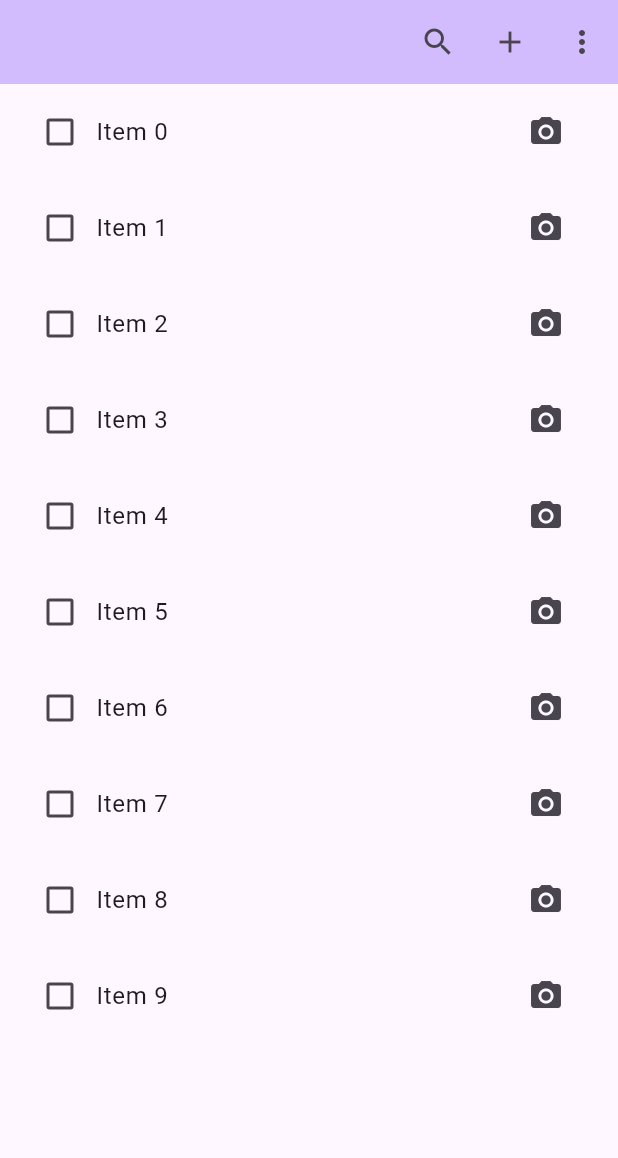
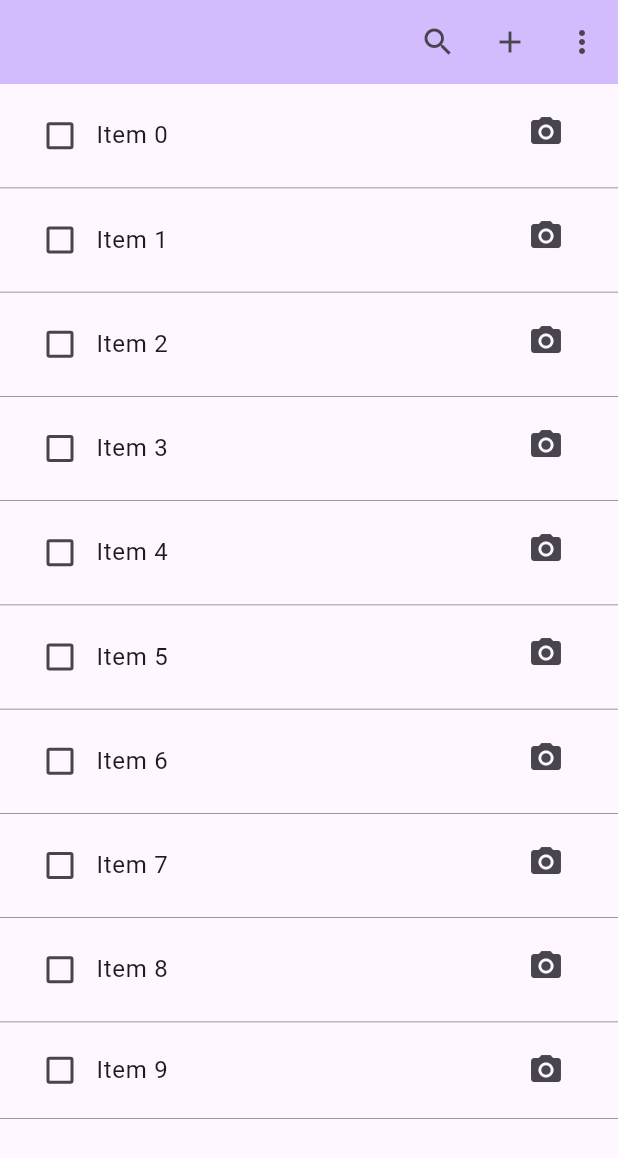
Before and after one commit to neytro/Neytrodev, a Flutter app: the screen it shows after launch, on a phone screen of 412 x 824 dp. Shown: the top 1158 px of the screen. Run offline on Flutter 3.47's test engine with Material 3 defaults, Android fonts, the phone set to English and light mode, and no system bars.

Commit message:
add dragable

```diff
--- a/corblist/lib/main.dart
+++ b/corblist/lib/main.dart
@@ -94,7 +94,13 @@ class _MyHomePageState extends State<MyHomePage> {
   int _counter = 0;
   List<Item> items = List.generate(10, (index) => Item(checked: false, text: 'Item $index'),
   );
-
+  Widget _buildItem({required int index, required bool isBeingDragged}) {
+    return ListTile(
+      key: ValueKey(items[index]),
+      title: Text(items[index].text),
+      tileColor: isBeingDragged ? Colors.lightBlue : Colors.white,
+    );
+  }
   void _incrementCounter() {
     setState(() {
       // This call to setState tells the Flutter framework that something has
@@ -154,13 +160,26 @@ class _MyHomePageState extends State<MyHomePage> {
             if (newIndex > oldIndex) newIndex--;
             final item = items.removeAt(oldIndex);
             items.insert(newIndex, item);
+
           });
         },
+        proxyDecorator: (child, index, animation) => Material(
+          type: MaterialType.transparency,
+          child: _buildItem(index: index, isBeingDragged: true),
+        ),
+
         itemBuilder: (context, index) {
           final item = items[index];
-          return ListTile(
+
+          return Container(
             key: ValueKey(item.text),
+            decoration: item.checked ? BoxDecoration(color: Colors.redAccent):
+            BoxDecoration(border: Border(bottom: BorderSide(color: Theme.of(context).dividerColor, width: 0.5))),
+
+            child: ListTile(
+
               title: Row(
+
                 children: [
                   Checkbox(
                     value: item.checked,
@@ -183,9 +202,22 @@ class _MyHomePageState extends State<MyHomePage> {
                           // Akcja info
                         },
                       ),
+                      if (index < items.length - 1)
+                        const Divider(
+                          height: 5,
+                          thickness: 5,
+                          color: Colors.lightBlue,
+                        ),
+                    ],
+
+                  ),
+                  Divider(
+                    height: 1,
+                    thickness: 1,
+                    color: Colors.lightBlue,
+                  ),
                 ],
               ),
-              ],
             ),
           );
         },
```
Lines whose indentation alone changed are shown as unchanged.
